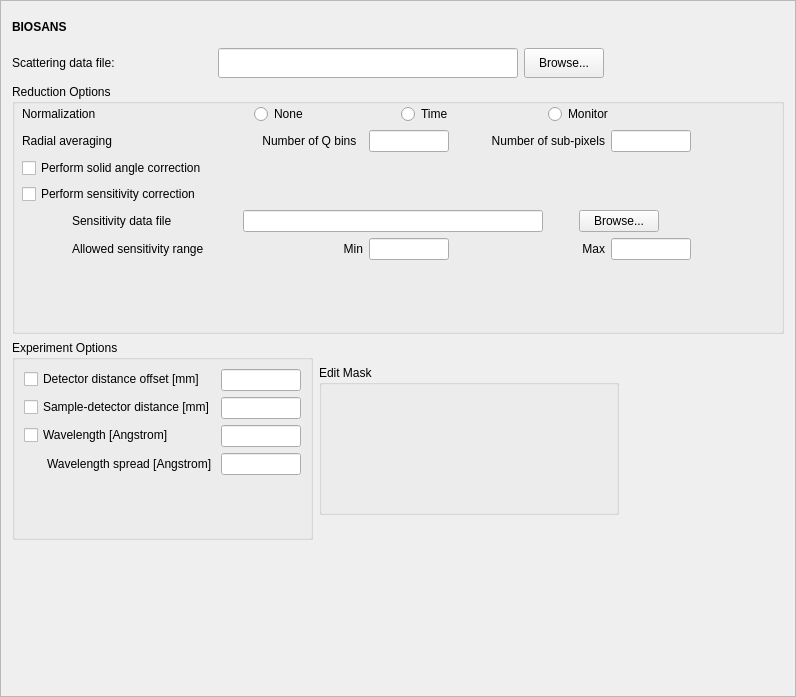
mantidproject/mantid, file Code/Mantid/Scripts/Interface/ui/hfir_data_summary.ui: the form before one commit.
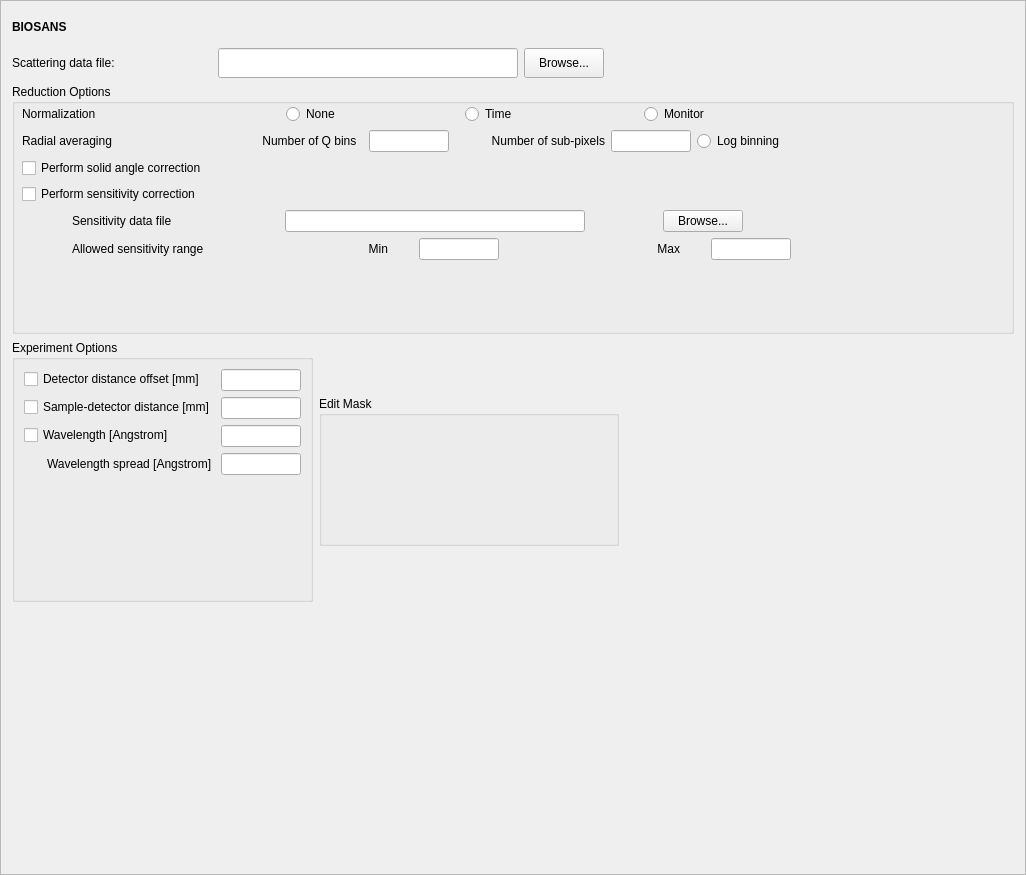
The form after the commit.

Commit message: Added log option for HFIR and EQSANS. Re #2395

The edit to the form file:
```diff
--- a/Code/Mantid/Scripts/Interface/ui/hfir_data_summary.ui
+++ b/Code/Mantid/Scripts/Interface/ui/hfir_data_summary.ui
@@ -6,8 +6,8 @@
    <rect>
     <x>0</x>
     <y>0</y>
-    <width>796</width>
-    <height>697</height>
+    <width>1026</width>
+    <height>875</height>
    </rect>
   </property>
   <property name="sizePolicy">
@@ -174,7 +174,7 @@
        <rect>
         <x>10</x>
         <y>20</y>
-        <width>725</width>
+        <width>881</width>
         <height>187</height>
        </rect>
       </property>
@@ -385,6 +385,37 @@
            </property>
           </widget>
          </item>
+         <item>
+          <widget class="QRadioButton" name="log_binning_radio">
+           <property name="sizePolicy">
+            <sizepolicy hsizetype="Fixed" vsizetype="Fixed">
+             <horstretch>0</horstretch>
+             <verstretch>0</verstretch>
+            </sizepolicy>
+           </property>
+           <property name="minimumSize">
+            <size>
+             <width>120</width>
+             <height>0</height>
+            </size>
+           </property>
+           <property name="maximumSize">
+            <size>
+             <width>120</width>
+             <height>16777215</height>
+            </size>
+           </property>
+           <property name="toolTip">
+            <string>Select to use logarithmic binning for I(Q)</string>
+           </property>
+           <property name="layoutDirection">
+            <enum>Qt::LeftToRight</enum>
+           </property>
+           <property name="text">
+            <string>Log binning</string>
+           </property>
+          </widget>
+         </item>
         </layout>
        </item>
        <item row="2" column="0">
```
Left out of the diff: 2 changed lines with no effect on the pictures. The commit also changes 9 other files.
